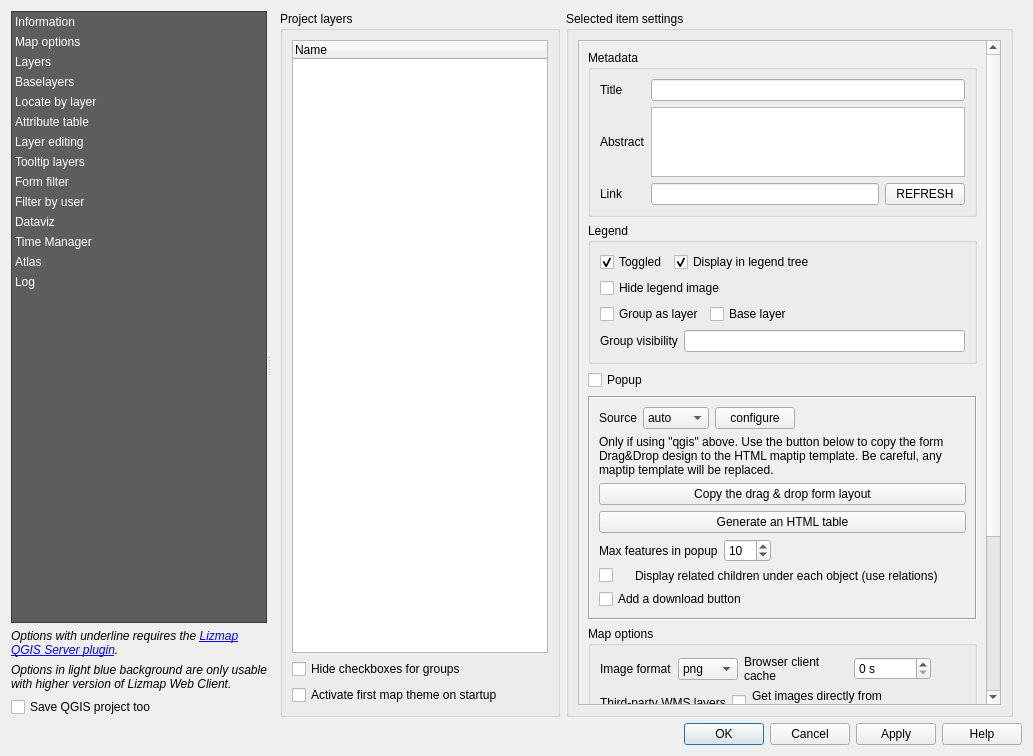
This is lizmap/resources/ui/ui_lizmap.ui in 3liz/lizmap-plugin as Qt 5 draws it before an edit. The edited form follows.
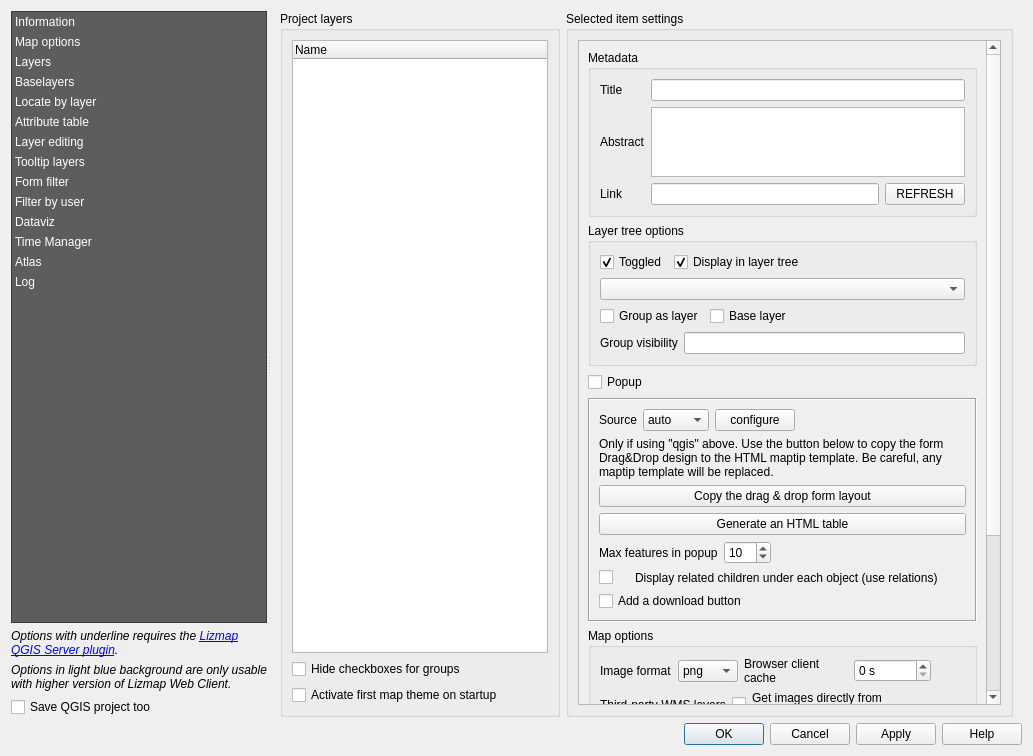
This is the edited form. The open tabs and pages were chosen to show the change. Custom widgets are drawn as their Qt base class.

Commit message: New option for legend image at startup, LWC 3.6

What changed in the file:
```diff
--- a/lizmap/resources/ui/ui_lizmap.ui
+++ b/lizmap/resources/ui/ui_lizmap.ui
@@ -1398,7 +1398,7 @@
                       <item>
                        <widget class="QgsCollapsibleGroupBox" name="mGroupBox_2">
                         <property name="title">
-                         <string>Legend</string>
+                         <string>Layer tree options</string>
                         </property>
                         <layout class="QVBoxLayout" name="verticalLayout_23">
                          <item>
@@ -1419,7 +1419,7 @@
                               <string>If the layer is displayed in the legend</string>
                              </property>
                              <property name="text">
-                              <string>Display in legend tree</string>
+                              <string>Display in layer tree</string>
                              </property>
                              <property name="checked">
                               <bool>true</bool>
@@ -1442,14 +1442,7 @@
                           </layout>
                          </item>
                          <item>
-                          <widget class="QCheckBox" name="cbNoLegendImage">
-                           <property name="toolTip">
-                            <string>If we want to hide the legend content of the layer in the legend panel</string>
-                           </property>
-                           <property name="text">
-                            <string>Hide legend image</string>
-                           </property>
-                          </widget>
+                          <widget class="QComboBox" name="combo_legend_option"/>
                          </item>
                          <item>
                           <layout class="QHBoxLayout" name="horizontalLayout_33">
```
Left out of the diff: 2 changed lines with no effect on the pictures. The commit also changes 6 other files.
